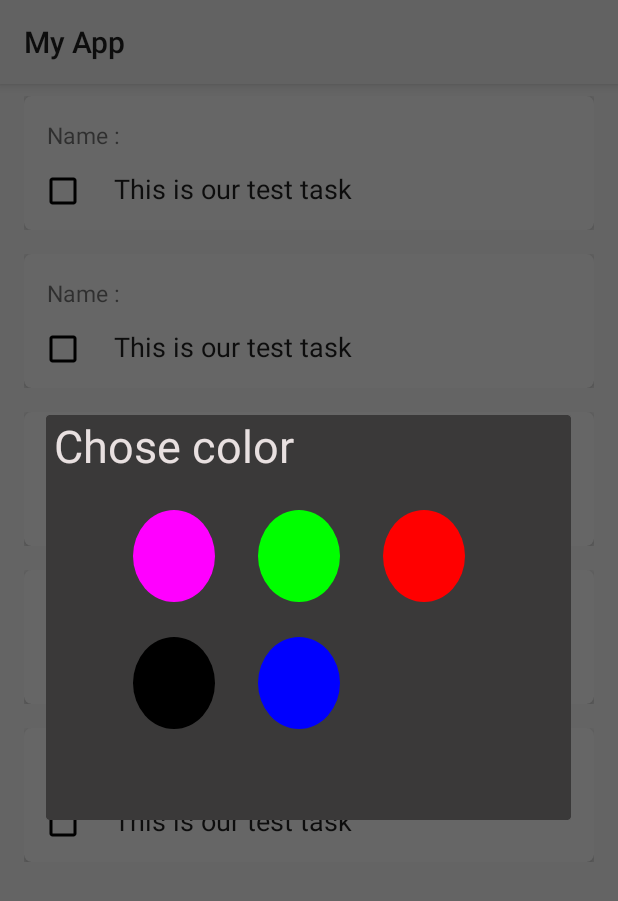
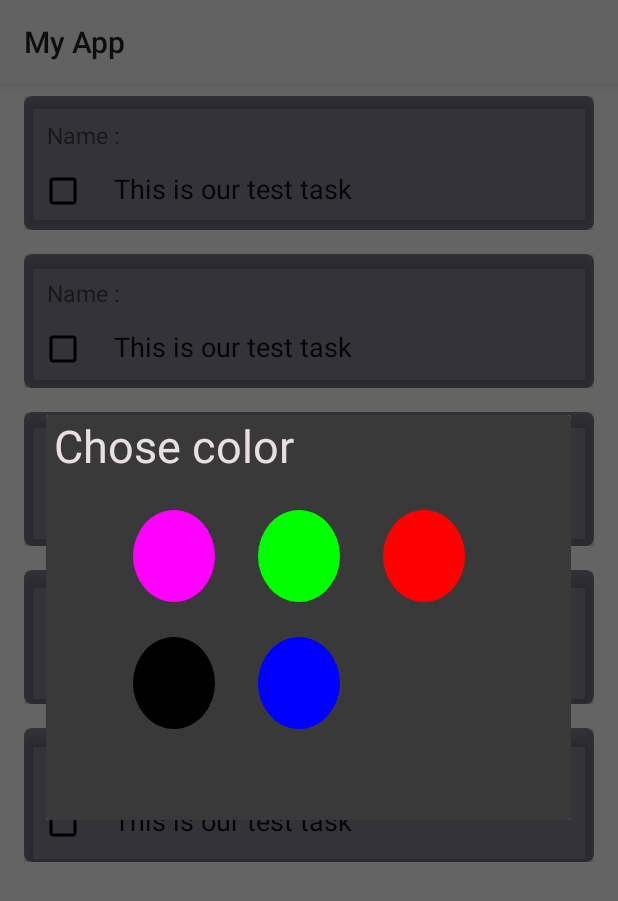
Before and after one commit to Tarush27/ColorList, an Android app: the fragment MyDialogFragment placed in its activity, on a phone screen of 412 x 824 dp. Shown: the top 901 px of the screen. Run offline under Robolectric (Android 15) with nearby library versions, the phone set to English and light mode, and no system bars.

Commit message:
Rename Adapter to NotesAdapter and allow changing color of a note

```diff
--- a/app/src/main/java/com/example/myapp/ColorAdapter.java
+++ b/app/src/main/java/com/example/myapp/ColorAdapter.java
@@ -33,17 +33,13 @@ public class ColorAdapter extends RecyclerView.Adapter<ColorAdapter.ViewHolder>
     public int getItemCount() {
         return color.size();
     }
-    public class ViewHolder extends RecyclerView.ViewHolder implements View.OnClickListener {
+    public class ViewHolder extends RecyclerView.ViewHolder {
 
         View v1;
 
         public ViewHolder(@NonNull View itemView) {
             super(itemView);
-            itemView.setOnClickListener(this);
             v1 = itemView.findViewById(R.id.v1);
         }
-
-        @Override
-        public void onClick(View v) {}
     }
 }
--- a/app/src/main/java/com/example/myapp/ListItem.java
+++ b/app/src/main/java/com/example/myapp/ListItem.java
@@ -3,6 +3,7 @@ package com.example.myapp;
 public class ListItem {
     private int id,status;
     private String task;
+    private int color;
 
     public int getId() {
         return id;
@@ -27,4 +28,12 @@ public class ListItem {
     public void setTask(String task) {
         this.task = task;
     }
+
+    public int getColor() {
+        return color;
+    }
+
+    public void setColor(int color) {
+        this.color = color;
+    }
 }
--- a/app/src/main/java/com/example/myapp/MainActivity.java
+++ b/app/src/main/java/com/example/myapp/MainActivity.java
@@ -1,17 +1,10 @@
 package com.example.myapp;
 
 import androidx.appcompat.app.AppCompatActivity;
-import androidx.cardview.widget.CardView;
-import androidx.fragment.app.FragmentManager;
 import androidx.recyclerview.widget.LinearLayoutManager;
 import androidx.recyclerview.widget.RecyclerView;
 
 import android.os.Bundle;
-import android.view.MenuItem;
-import android.view.View;
-import android.widget.Button;
-import android.widget.PopupMenu;
-import android.widget.Toast;
 
 import java.util.ArrayList;
 import java.util.List;
@@ -20,7 +13,7 @@ public class MainActivity extends AppCompatActivity {
 
 
     private RecyclerView recyclerView;
-    private Adapter adapter;
+    private NotesAdapter notesAdapter;
     private List<ListItem> listItems;
     @Override
     protected void onCreate(Bundle savedInstanceState) {
@@ -28,21 +21,19 @@ public class MainActivity extends AppCompatActivity {
         setContentView(R.layout.activity_main);
 
         listItems = new ArrayList<>();
-        recyclerView = findViewById(R.id.r1);
-        recyclerView.setLayoutManager(new LinearLayoutManager(this));
-        adapter = new Adapter(listItems,this);
-        recyclerView.setAdapter(adapter);
-
         ListItem listItem = new ListItem();
         listItem.setTask("This is our test task");
         listItem.setStatus(0);
-
+        listItem.setColor(R.color.teal_200);
         listItems.add(listItem);
         listItems.add(listItem);
         listItems.add(listItem);
         listItems.add(listItem);
         listItems.add(listItem);
 
-//        adapter.setTasks(listItems);
+        recyclerView = findViewById(R.id.r1);
+        recyclerView.setLayoutManager(new LinearLayoutManager(this));
+        notesAdapter = new NotesAdapter(listItems,this);
+        recyclerView.setAdapter(notesAdapter);
     }
 }
--- a/app/src/main/java/com/example/myapp/Adapter.java
+++ b/app/src/main/java/com/example/myapp/NotesAdapter.java
@@ -2,32 +2,23 @@ package com.example.myapp;
 
 import android.content.Context;
 import android.view.LayoutInflater;
-import android.view.MenuItem;
 import android.view.View;
 import android.view.ViewGroup;
 import android.widget.CheckBox;
 import android.widget.EditText;
 import android.widget.LinearLayout;
-import android.widget.RelativeLayout;
-import android.widget.TextView;
-import android.widget.Toast;
 
 import androidx.annotation.NonNull;
 import androidx.appcompat.app.AppCompatActivity;
 import androidx.appcompat.widget.PopupMenu;
-import androidx.fragment.app.FragmentActivity;
-import androidx.fragment.app.FragmentController;
-import androidx.fragment.app.FragmentManager;
+import androidx.cardview.widget.CardView;
 import androidx.recyclerview.widget.RecyclerView;
 
-import org.w3c.dom.Text;
-
-import java.util.ConcurrentModificationException;
 import java.util.List;
 
-public class Adapter extends RecyclerView.Adapter<Adapter.ViewHolder> {
+public class NotesAdapter extends RecyclerView.Adapter<NotesAdapter.ViewHolder> {
 
-    public Adapter(List<ListItem> listItems, Context context) {
+    public NotesAdapter(List<ListItem> listItems, Context context) {
         this.listItems = listItems;
         this.context = context;
     }
@@ -47,6 +38,7 @@ public class Adapter extends RecyclerView.Adapter<Adapter.ViewHolder> {
         ListItem listItem = listItems.get(position);
         holder.editText.setText(listItem.getTask());
         holder.checkBox.setChecked(toBool(listItem.getStatus()));
+        holder.noteContainer.setCardBackgroundColor(listItem.getColor());
         holder.linearLayout.setOnClickListener(v -> {
             PopupMenu p = new PopupMenu(context, holder.linearLayout);
             p.getMenuInflater().inflate(R.menu.popup, p.getMenu());
@@ -73,12 +65,14 @@ public class Adapter extends RecyclerView.Adapter<Adapter.ViewHolder> {
         public CheckBox checkBox;
         public LinearLayout linearLayout;
         public EditText editText;
+        public CardView noteContainer;
 
         public ViewHolder(@NonNull View itemView) {
             super(itemView);
             checkBox = itemView.findViewById(R.id.cb1);
             linearLayout = itemView.findViewById(R.id.linear);
             editText = itemView.findViewById(R.id.et1);
+            noteContainer = itemView.findViewById(R.id.card_note_container);
         }
     }
 }
--- a/app/src/main/java/com/example/myapp/SplashScreen.java
+++ b/app/src/main/java/com/example/myapp/SplashScreen.java
@@ -12,7 +12,7 @@ import android.widget.TextView;
 
 public class SplashScreen extends AppCompatActivity {
 
-    private static int SPLASH_SCREEN = 30000;
+    private static int SPLASH_SCREEN = 3000;
     Animation topAnimation,bottomAnimation;
     ImageView imageView;
     TextView textView;
--- a/app/src/main/res/layout/list.xml
+++ b/app/src/main/res/layout/list.xml
@@ -1,7 +1,6 @@
 <?xml version="1.0" encoding="utf-8"?>
 <LinearLayout xmlns:android="http://schemas.android.com/apk/res/android"
     xmlns:app="http://schemas.android.com/apk/res-auto"
-    xmlns:tools="http://schemas.android.com/tools"
     android:layout_width="match_parent"
     android:layout_height="wrap_content"
     android:layout_marginHorizontal="16dp"
@@ -9,6 +8,7 @@
     android:gravity="center">
 
     <androidx.cardview.widget.CardView
+        android:id="@+id/card_note_container"
         android:layout_width="match_parent"
         android:layout_height="wrap_content"
         app:cardCornerRadius="5dp"
```
